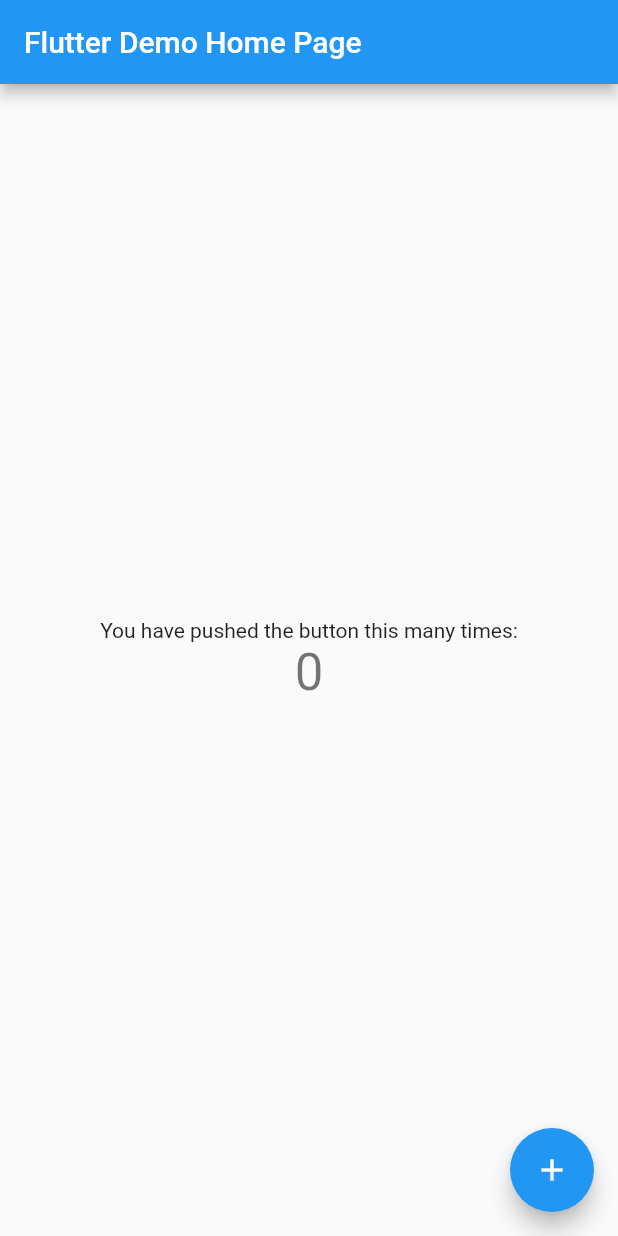
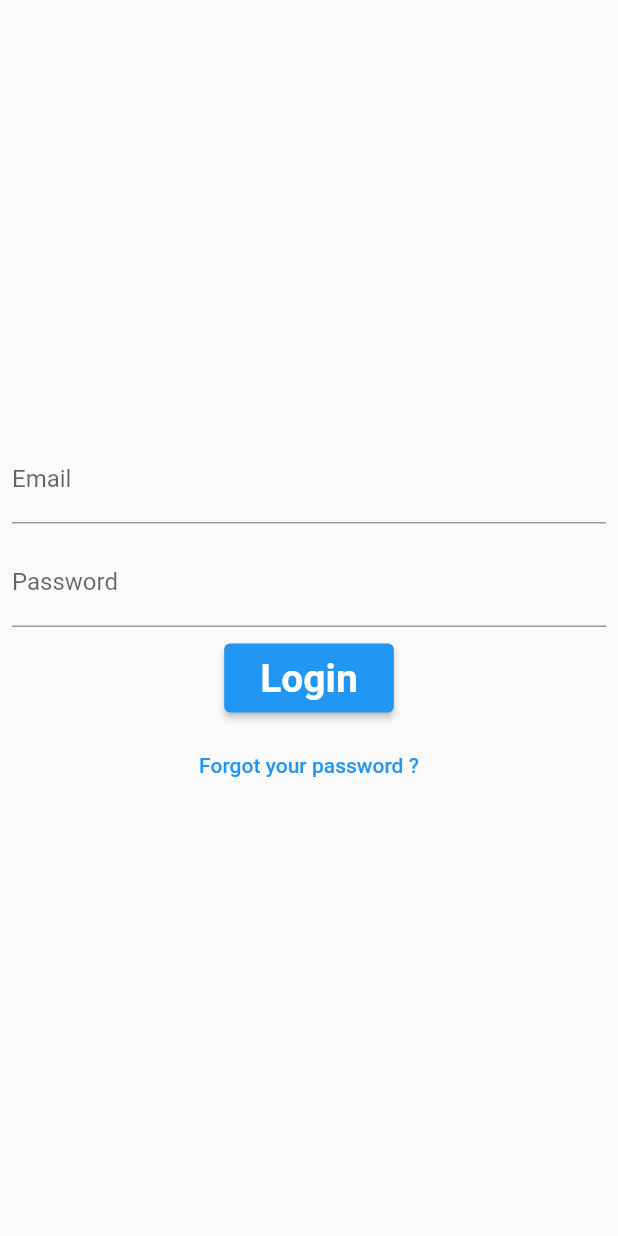
Before and after one commit to jamsheermm/my_app, a Flutter app: the screen it shows after launch, on a phone screen of 412 x 824 dp. Run offline on Flutter 3.47's test engine with Material 2 defaults, Android fonts, the phone set to English and light mode, and no system bars; our stand-ins replace get.

```diff
--- a/lib/controller/login_controller.dart
+++ b/lib/controller/login_controller.dart
@@ -0,0 +1,21 @@
+import 'package:flutter/material.dart';
+import 'package:get/get.dart';
+import 'package:my_app/utils/colors.dart';
+import 'package:my_app/utils/constants.dart';
+
+import '../view/bottom_navigation.dart';
+
+class LoginController extends GetxController {
+  TextEditingController emailController = TextEditingController();
+  TextEditingController passwordController = TextEditingController();
+
+  void onPressedLoginButton() {
+    if (emailController.text.isNotEmpty && passwordController.text.isNotEmpty) {
+      Get.offAll(MyappBottomNavigation());
+    } else {
+      Get.snackbar(
+          Constants.loginPageErrorTitle, Constants.loginPageErrorMessage,
+          backgroundColor: AppColors.secondaryColor);
+    }
+  }
+}
--- a/lib/main.dart
+++ b/lib/main.dart
@@ -1,4 +1,8 @@
 import 'package:flutter/material.dart';
+import 'package:get/get.dart';
+
+import 'utils/constants.dart';
+import 'view/login_page.dart';
 
 void main() {
   runApp(const MyApp());
@@ -9,59 +13,12 @@ class MyApp extends StatelessWidget {
 
   @override
   Widget build(BuildContext context) {
-    return MaterialApp(
-      title: 'Flutter Demo',
-      theme: ThemeData(
-        primarySwatch: Colors.blue,
-      ),
-      home: const MyHomePage(title: 'Flutter Demo Home Page'),
-    );
+    return GetMaterialApp(
+        debugShowCheckedModeBanner: false,
+        title: Constants.appbarTitle,
+        theme: ThemeData(
+          primarySwatch: Colors.blue,
+        ),
+        home: LoginPage());
   }
 }
-
-class MyHomePage extends StatefulWidget {
-  const MyHomePage({Key? key, required this.title}) : super(key: key);
-
-  final String title;
-
-  @override
-  State<MyHomePage> createState() => _MyHomePageState();
-}
-
-class _MyHomePageState extends State<MyHomePage> {
-  int _counter = 0;
-
-  void _incrementCounter() {
-    setState(() {
-      _counter++;
-    });
-  }
-
-  @override
-  Widget build(BuildContext context) {
-    return Scaffold(
-      appBar: AppBar(
-        title: Text(widget.title),
-      ),
-      body: Center(
-        child: Column(
-          mainAxisAlignment: MainAxisAlignment.center,
-          children: <Widget>[
-            const Text(
-              'You have pushed the button this many times:',
-            ),
-            Text(
-              '$_counter',
-              style: Theme.of(context).textTheme.headline4,
-            ),
-          ],
-        ),
-      ),
-      floatingActionButton: FloatingActionButton(
-        onPressed: _incrementCounter,
-        tooltip: 'Increment',
-        child: const Icon(Icons.add),
-      ),
-    );
-  }
-}
--- /dev/null
+++ b/lib/model/user.dart
@@ -0,0 +1,6 @@
+class User {
+  final String? name;
+  final String? email;
+
+  User({this.name, this.email});
+}
--- a/lib/utils/colors.dart
+++ b/lib/utils/colors.dart
@@ -0,0 +1,8 @@
+import 'package:flutter/material.dart';
+
+class AppColors {
+  static const primaryColor = Colors.yellow;
+  static const secondaryColor = Colors.pink;
+  static const titleColor = Colors.black;
+  static const subtitleColor = Colors.grey;
+}
--- a/lib/utils/constants.dart
+++ b/lib/utils/constants.dart
@@ -0,0 +1,40 @@
+class Constants {
+  //Login Page
+  static const appbarTitle = "My App";
+  static const emailHintText = "Email";
+  static const passwordHintText = "Password";
+  static const loginButtonText = "Login";
+  static const forgotPassword = "Forgot your password ?";
+
+  //Bottom Navigation Labels
+  static const home = "Home";
+  static const animations = "Animations";
+  static const settings = "Settings";
+
+  //Settings Page
+  static const aboutUs = "About us";
+  static const contactUs = "Contact us";
+  static const notifications = "Notifications";
+
+  //Text Sizes
+  static const appBarTextSize = 26.0;
+  static const titleTextSize = 18.0;
+  static const subTitleTextSize = 16.0;
+
+  //sizes
+  static const smallSize = 100.0;
+  static const largeSize = 200.0;
+  static const profileImageSize = 30.0;
+
+  //Animation Tag
+  static const heroAnimationTag = "animation";
+
+  //Error message
+  static const loginPageErrorTitle = "Error!";
+  static const loginPageErrorMessage =
+      "Please enter valid username and password";
+  static const emailNotFoundMessage = "Email is not available";
+
+  //Animation properties
+  static const animationDuration = 3;
+}
--- a/lib/utils/styles.dart
+++ b/lib/utils/styles.dart
@@ -1,11 +1,15 @@
-import 'package:google_fonts/google_fonts.dart';
+import 'package:flutter/material.dart';
 import 'package:my_app/utils/colors.dart';
 
 import 'constants.dart';
 
 class AppStyles {
-  static final appBarTextStyle = GoogleFonts.montserrat(
-    fontSize: Constants.appBarTextSize,
-    color: AppColors.primaryColor,
-  );
+  static const appBarTextStyle = TextStyle(
+      fontSize: Constants.appBarTextSize, fontWeight: FontWeight.bold);
+
+  static const titleStyle =
+      TextStyle(fontSize: Constants.titleTextSize, color: AppColors.titleColor);
+
+  static const subTitleStyle = TextStyle(
+      fontSize: Constants.subTitleTextSize, color: AppColors.subtitleColor);
 }
--- a/lib/view/login_page.dart
+++ b/lib/view/login_page.dart
@@ -0,0 +1,71 @@
+import 'package:flutter/material.dart';
+import 'package:get/get.dart';
+import 'package:my_app/utils/constants.dart';
+import 'package:my_app/utils/styles.dart';
+import 'package:my_app/view/widgets/spacing_widgets.dart';
+
+import '../controller/login_controller.dart';
+
+class LoginPage extends StatelessWidget {
+  LoginPage({Key? key}) : super(key: key);
+  final loginController = Get.put(LoginController());
+
+  @override
+  Widget build(BuildContext context) {
+    return Scaffold(
+        body: Padding(
+      padding: MyappSpacingWidgets.mediumPadding,
+      child: Column(
+        mainAxisAlignment: MainAxisAlignment.center,
+        children: [
+          EmailPasswordWidget(),
+          MyappSpacingWidgets.smallSpacing,
+          ElevatedButton(
+            onPressed: loginController.onPressedLoginButton,
+            child: const Padding(
+              padding: MyappSpacingWidgets.mediumPadding,
+              child: Text(
+                Constants.loginButtonText,
+                style: AppStyles.appBarTextStyle,
+              ),
+            ),
+          ),
+          MyappSpacingWidgets.smallSpacing,
+          TextButton(
+              onPressed: () {},
+              child: const Text(
+                Constants.forgotPassword,
+              )),
+        ],
+      ),
+    ));
+  }
+}
+
+class EmailPasswordWidget extends StatelessWidget {
+  EmailPasswordWidget({Key? key}) : super(key: key);
+  final LoginController loginController = Get.find();
+
+  @override
+  Widget build(BuildContext context) {
+    return Column(
+      children: [
+        TextField(
+          controller: loginController.emailController,
+          decoration: const InputDecoration(
+              hintText: Constants.emailHintText,
+              label: Text(Constants.emailHintText)),
+        ),
+        MyappSpacingWidgets.smallSpacing,
+        TextField(
+          controller: loginController.passwordController,
+          decoration: const InputDecoration(
+            hintText: Constants.passwordHintText,
+            label: Text(Constants.passwordHintText),
+          ),
+          obscureText: true,
+        ),
+      ],
+    );
+  }
+}
--- /dev/null
+++ b/lib/view/widgets/spacing_widgets.dart
@@ -0,0 +1,10 @@
+import 'package:flutter/material.dart';
+
+class MyappSpacingWidgets {
+  //Paddings
+  static const mediumPadding = EdgeInsets.all(8.0);
+
+  //Spacing
+  static const smallSpacing = SizedBox(height: 10);
+  static const mediumSpacing = SizedBox(height: 15);
+}
--- a/pubspec.yaml
+++ b/pubspec.yaml
@@ -29,7 +29,7 @@ environment:
 dependencies:
   flutter:
     sdk: flutter
-
+  get: ^4.6.5
 
   # The following adds the Cupertino Icons font to your application.
   # Use with the CupertinoIcons class for iOS style icons.
```
Also changed, not shown: lib/controller/animation_controller.dart (+12 -0 lines), lib/controller/bottom_navigation_controller.dart (+9 -0 lines), lib/controller/settings_controller.dart (+9 -0 lines), lib/view/animation_detailed_view.dart (+32 -0 lines), lib/view/animations_page.dart (+87 -0 lines), lib/view/bottom_navigation.dart (+53 -0 lines), lib/view/home_page.dart (+36 -0 lines), lib/view/settings_page.dart (+35 -0 lines), lib/view/widgets/myapp_text_field.dart (deleted), pubspec.lock, 6 other files.
